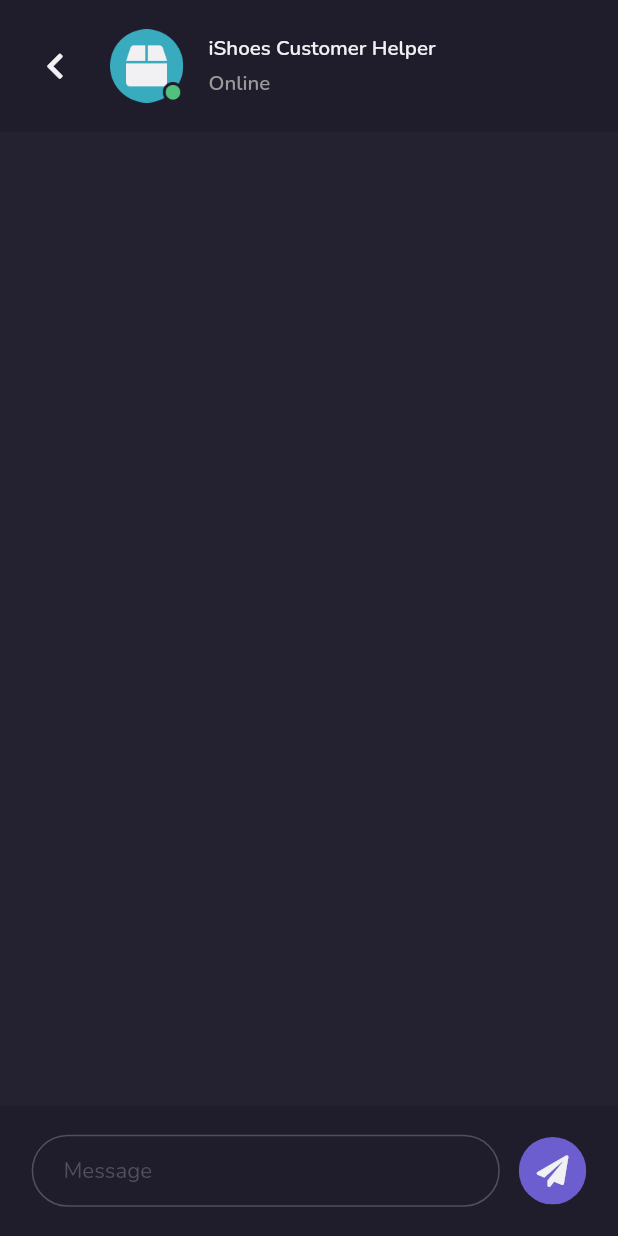
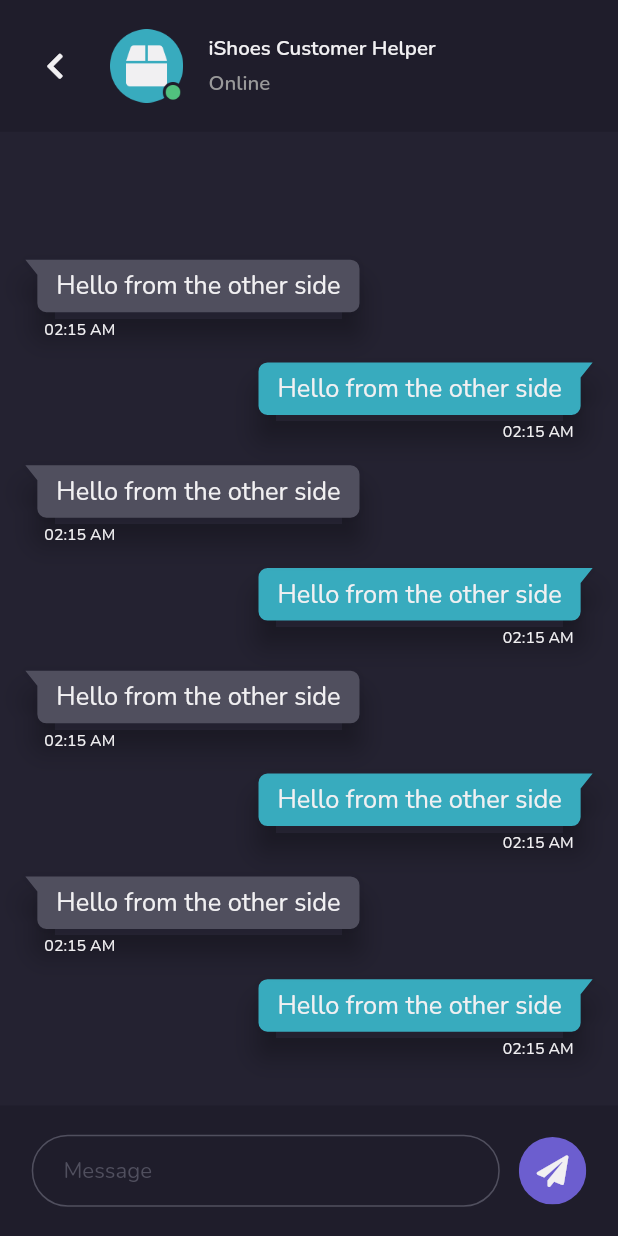
Before and after one commit to ianahmfac/iShoes, a Flutter app: the ChatPage screen opened by its route, on a phone screen of 412 x 824 dp. Run offline on Flutter 3.47's test engine with Material 2 defaults, Android fonts, the phone set to English and light mode, and no system bars; drawn by our look-alikes of bubble; our stand-ins replace auto_route, font_awesome_flutter, google_fonts.

Commit message:
Adding chat bubble

```diff
--- a/lib/features/chat/pages/chat_page.dart
+++ b/lib/features/chat/pages/chat_page.dart
@@ -1,8 +1,10 @@
 import 'package:flutter/material.dart';
-import '../widgets/chat_input.dart';
+import '../widgets/chat_bubble.dart';
+import '../widgets/empty_chat.dart';
 
 import '../../../config/themes/size_config.dart';
 import '../../../core/constants/theme_constant.dart';
+import '../widgets/chat_input.dart';
 import '../widgets/header_chat.dart';
 
 class ChatPage extends StatelessWidget {
@@ -16,18 +18,33 @@ class ChatPage extends StatelessWidget {
           child: HeaderChat(),
           preferredSize: Size.fromHeight(getProportionateScreenHeight(90)),
         ),
-      body: Column(
+        body: _contentBody());
+  }
+
+  Widget _contentBody() {
+    return Column(
       children: [
-          Expanded(
-            child: ListView.builder(
-              itemCount: 5,
-              itemBuilder: (BuildContext context, int index) {
-                return Container();
-              },
-            ),
-          ),
+        _listChat(),
         ChatInput(),
       ],
+    );
+  }
+
+  Widget _listChat() {
+    final list = [true, false, true, false, true, false, true, false];
+    return Expanded(
+      child: list.isEmpty
+          ? EmptyChat()
+          : ListView.builder(
+              padding: EdgeInsets.symmetric(
+                vertical: getProportionateScreenHeight(16),
+              ),
+              reverse: true,
+              itemCount: list.length,
+              itemBuilder: (BuildContext context, int index) {
+                final isMe = list[index];
+                return ChatBubble(isMe: isMe);
+              },
             ),
     );
   }
--- /dev/null
+++ b/lib/features/chat/widgets/chat_bubble.dart
@@ -0,0 +1,58 @@
+import 'package:bubble/bubble.dart';
+import 'package:flutter/material.dart';
+import '../../../config/themes/size_config.dart';
+import '../../../core/constants/theme_constant.dart';
+
+class ChatBubble extends StatelessWidget {
+  const ChatBubble({
+    Key? key,
+    required this.isMe,
+  }) : super(key: key);
+
+  final bool isMe;
+
+  @override
+  Widget build(BuildContext context) {
+    return Padding(
+      padding: EdgeInsets.only(
+        bottom: getProportionateScreenHeight(16),
+        right: getProportionateScreenWidth(16),
+        left: getProportionateScreenWidth(16),
+      ),
+      child: Column(
+        crossAxisAlignment:
+            isMe ? CrossAxisAlignment.end : CrossAxisAlignment.start,
+        children: [
+          Bubble(
+            alignment: isMe ? Alignment.topRight : Alignment.topLeft,
+            color: isMe ? kSecondaryColor : kSubtitleColor,
+            nip: isMe ? BubbleNip.rightTop : BubbleNip.leftTop,
+            elevation: 8,
+            padding: BubbleEdges.symmetric(
+              horizontal: getProportionateScreenWidth(12),
+            ),
+            child: Text(
+              'Hello from the other side',
+              style: kPrimaryTextStyle.copyWith(
+                fontSize: getProportionateScreenWidth(16),
+              ),
+              textAlign: isMe ? TextAlign.right : TextAlign.left,
+            ),
+          ),
+          SizedBox(height: getProportionateScreenHeight(4)),
+          Padding(
+            padding: EdgeInsets.symmetric(
+              horizontal: getProportionateScreenWidth(12),
+            ),
+            child: Text(
+              '02:15 AM',
+              style: kPrimaryTextStyle.copyWith(
+                fontSize: getProportionateScreenWidth(10),
+              ),
+            ),
+          ),
+        ],
+      ),
+    );
+  }
+}
--- /dev/null
+++ b/lib/features/chat/widgets/empty_chat.dart
@@ -0,0 +1,38 @@
+import 'package:flutter/material.dart';
+import '../../../config/themes/size_config.dart';
+import '../../../core/constants/asset_path.dart';
+import '../../../core/constants/theme_constant.dart';
+
+class EmptyChat extends StatelessWidget {
+  const EmptyChat({
+    Key? key,
+  }) : super(key: key);
+
+  @override
+  Widget build(BuildContext context) {
+    return Center(
+      child: Container(
+        padding: EdgeInsets.symmetric(
+          horizontal: getProportionateScreenWidth(kDefaultMargin),
+        ),
+        child: Column(
+          mainAxisAlignment: MainAxisAlignment.center,
+          children: [
+            Image.asset(
+              AssetPath.headphoneIcon,
+              width: getProportionateScreenHeight(120),
+              height: getProportionateScreenHeight(120),
+            ),
+            SizedBox(height: getProportionateScreenHeight(24)),
+            Text(
+              'Start Chatting',
+              style: TextStyle(
+                fontSize: getProportionateScreenWidth(24),
+              ),
+            )
+          ],
+        ),
+      ),
+    );
+  }
+}
--- a/pubspec.yaml
+++ b/pubspec.yaml
@@ -12,6 +12,7 @@ dependencies:
   flutter:
     sdk: flutter
   auto_route: ^2.2.0
+  bubble: ^1.2.1
   cupertino_icons: ^1.0.2
   flutter_mobx: ^2.0.0
   font_awesome_flutter: ^9.1.0
```
Also changed, not shown: pubspec.lock. Lines whose indentation alone changed are shown as unchanged.
